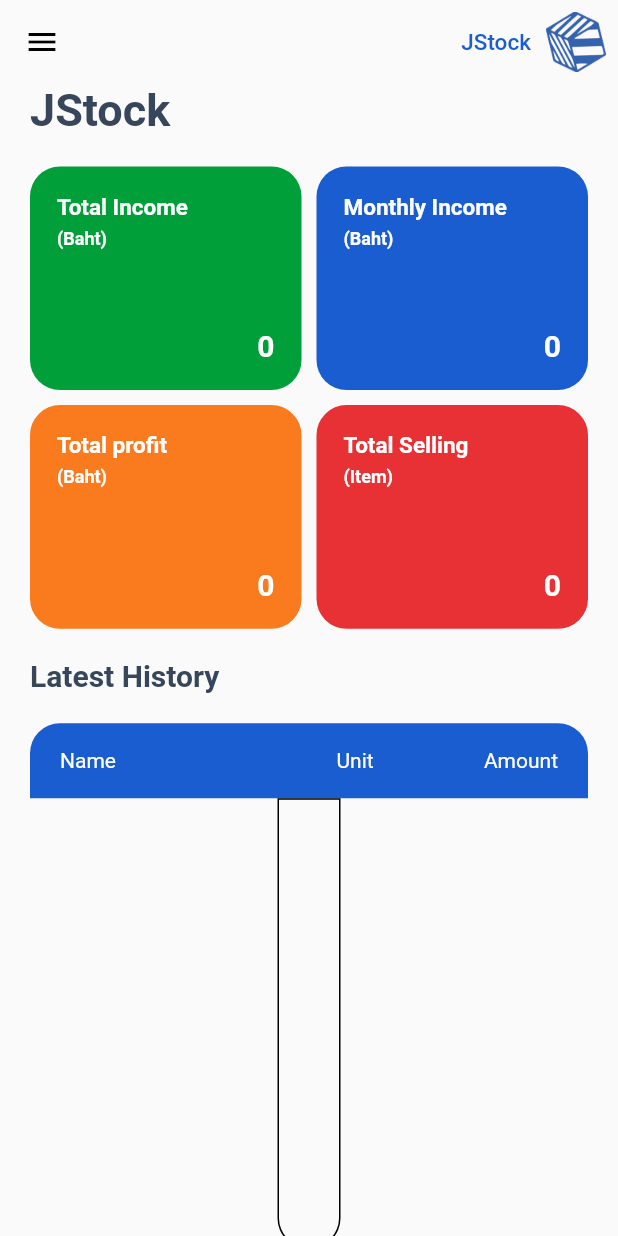
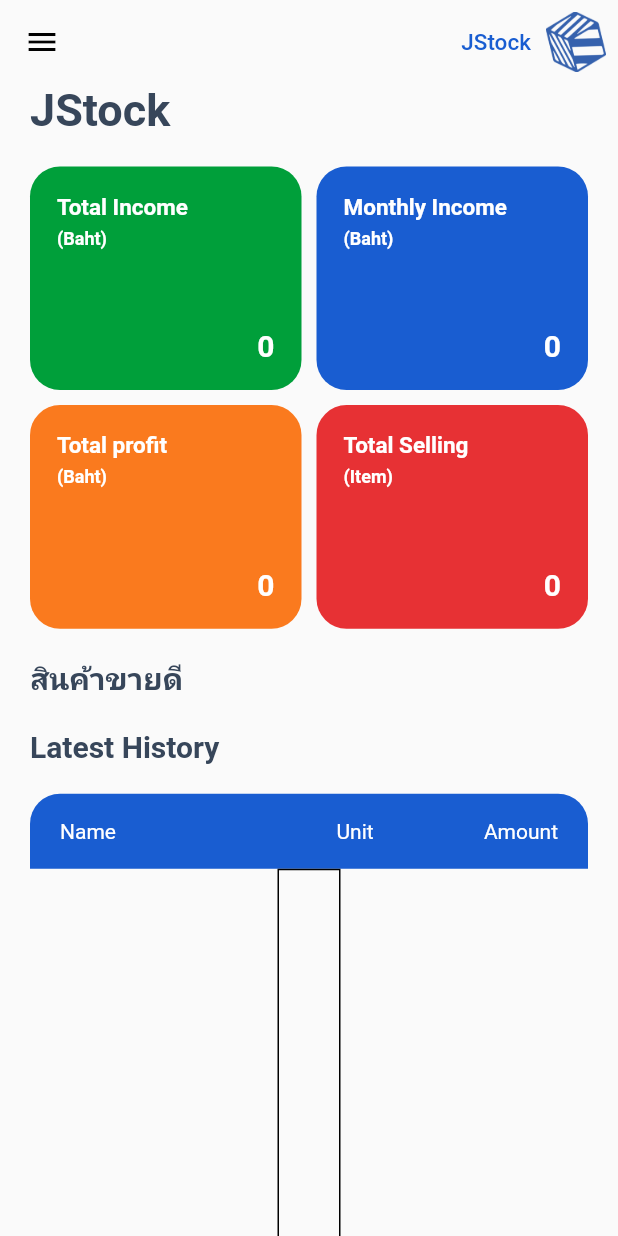
Before and after one commit to jopjop321/project01, a Flutter app: the DashboardScreen screen opened directly, on a phone screen of 412 x 824 dp. Run offline on Flutter 3.47's test engine with Material 2 defaults, Android fonts, the phone set to English and light mode, and no system bars; our stand-ins replace cloud_firestore, firebase_auth, firebase_core, firebase_storage, flutter_local_notifications, fluttertoast and 3 more; missing offline and left inert: flutter_barcode_scanner, navigation_drawer_menu; accounts and stored records are empty.

Commit message:
สินค้าขายดี

```diff
--- a/lib/view/dashboardScreen.dart
+++ b/lib/view/dashboardScreen.dart
@@ -14,6 +14,7 @@
   bool isDrawerOpen = false;
   String? scanresult;
 
+
   void toggleDrawer() {
     setState(
       () {
@@ -21,6 +22,8 @@
       },
     );
   }
+
+
 
   Future<Map<String, double>> _fetchData() async {
     final db = FirebaseFirestore.instance;
@@ -154,6 +157,17 @@
               height: 20,
             ),
             const Text(
+              'สินค้าขายดี',
+              style: TextStyle(
+                fontSize: 20,
+                fontWeight: FontWeight.bold,
+                color: Colorconstants.texttitledashboard,
+              ),
+            ),
+            const SizedBox(
+              height: 20,
+            ),
+            const Text(
               'Latest History',
               style: TextStyle(
                 fontSize: 20,
--- a/lib/view/posScreen.dart
+++ b/lib/view/posScreen.dart
@@ -129,7 +129,7 @@
                 return ListTile(
                   title: Text(_products[index].name),
                   subtitle: Text(
-                      '฿${_products[index].price.toStringAsFixed(2)}\n amount ${_products[index].amount} '),
+                      '฿${_products[index].price.toStringAsFixed(2)}\n amount: ${_products[index].amount} '),
                   trailing: QuantitySelector(
                     // quantity: _products[index].quantity,
                     onChanged: (value) {
```
